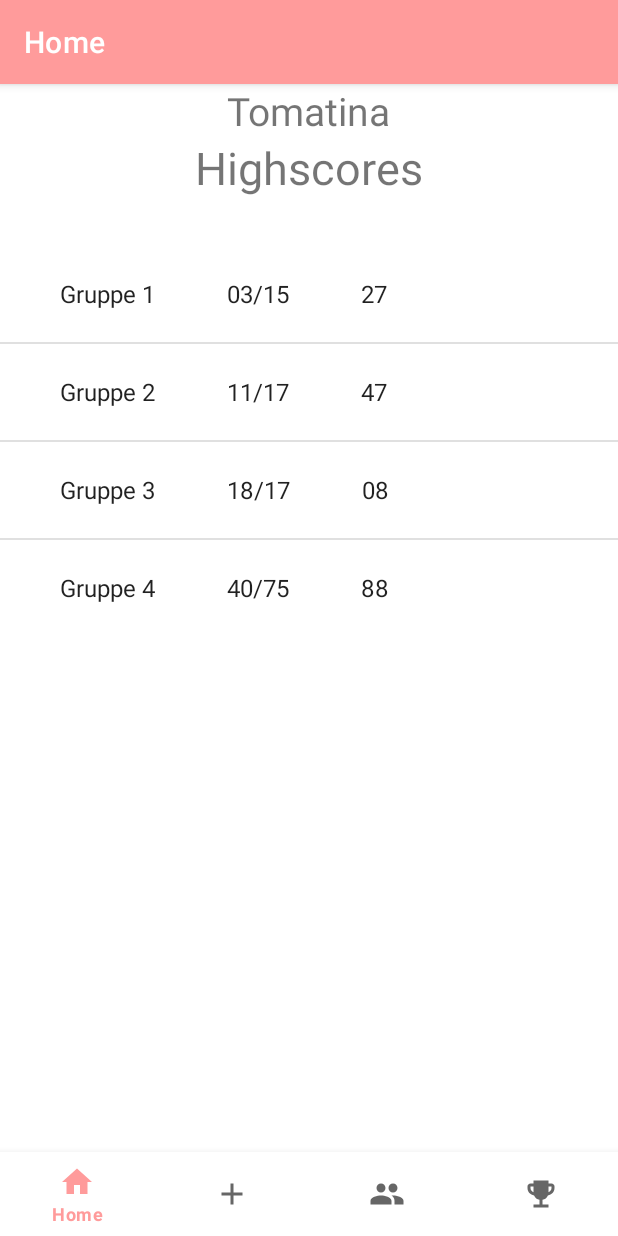
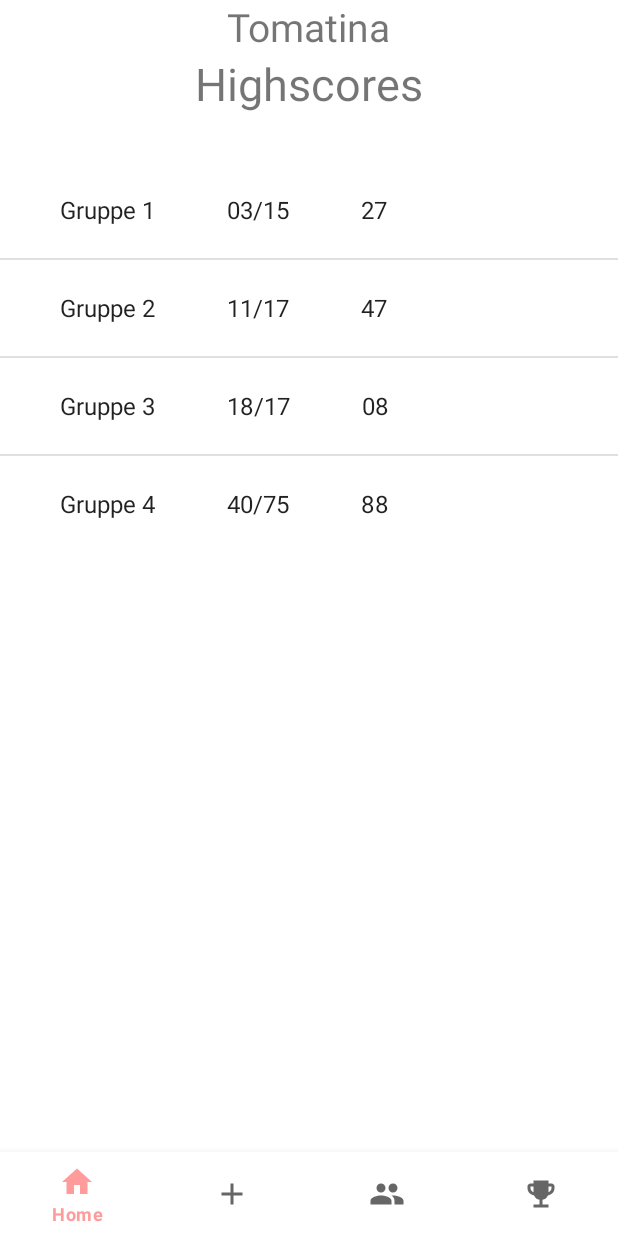
Before and after one commit to msd19tomatina/tomatina-native, an Android app: the screen it shows after launch (MainActivity), on a phone screen of 412 x 824 dp. Run offline under Robolectric (Android 15) with nearby library versions, the phone set to English and light mode, and no system bars; our stand-ins replace navigation-ui.

Commit message:
deleted toolbar

```diff
--- a/app/src/main/java/com/example/tomatina/MainActivity.java
+++ b/app/src/main/java/com/example/tomatina/MainActivity.java
@@ -19,11 +19,11 @@ public class MainActivity extends AppCompatActivity {
         BottomNavigationView navView = findViewById(R.id.nav_view);
         // Passing each menu ID as a set of Ids because each
         // menu should be considered as top level destinations.
-        AppBarConfiguration appBarConfiguration = new AppBarConfiguration.Builder(
-                R.id.navigation_home, R.id.navigation_dashboard, R.id.navigation_join, R.id.navigation_highscores)
-                .build();
+//        AppBarConfiguration appBarConfiguration = new AppBarConfiguration.Builder(
+//                R.id.navigation_home, R.id.navigation_dashboard, R.id.navigation_join, R.id.navigation_highscores)
+//                .build();
         NavController navController = Navigation.findNavController(this, R.id.nav_host_fragment);
-        NavigationUI.setupActionBarWithNavController(this, navController, appBarConfiguration);
+       // NavigationUI.setupActionBarWithNavController(this, navController, appBarConfiguration);
         NavigationUI.setupWithNavController(navView, navController);
     }
 
--- a/app/src/main/res/layout/fragment_home.xml
+++ b/app/src/main/res/layout/fragment_home.xml
@@ -31,6 +31,8 @@
         android:layout_width="wrap_content"
         android:layout_height="wrap_content"
         android:layout_marginTop="32dp"
+        android:textAlignment="center"
+        android:gravity="center_horizontal"
         app:layout_constraintEnd_toEndOf="parent"
         app:layout_constraintHorizontal_bias="0.0"
         app:layout_constraintStart_toStartOf="parent"
--- a/app/src/main/res/values-night/themes.xml
+++ b/app/src/main/res/values-night/themes.xml
@@ -1,6 +1,6 @@
 <resources xmlns:tools="http://schemas.android.com/tools">
     <!-- Base application theme. -->
-    <style name="Theme.Tomatina" parent="Theme.MaterialComponents.DayNight.DarkActionBar">
+    <style name="Theme.Tomatina" parent="Theme.MaterialComponents.DayNight.NoActionBar">
         <!-- Primary brand color. -->
         <item name="colorPrimary">@color/purple_200</item>
         <item name="colorPrimaryVariant">@color/dark_red</item>
--- a/app/src/main/res/values/themes.xml
+++ b/app/src/main/res/values/themes.xml
@@ -1,6 +1,6 @@
 <resources xmlns:tools="http://schemas.android.com/tools">
     <!-- Base application theme. -->
-    <style name="Theme.Tomatina" parent="Theme.MaterialComponents.DayNight.DarkActionBar">
+    <style name="Theme.Tomatina" parent="Theme.MaterialComponents.DayNight.NoActionBar">
         <!-- Primary brand color. -->
         <item name="colorPrimary">@color/light_red</item>
         <item name="colorPrimaryVariant">@color/dark_red</item>
```
